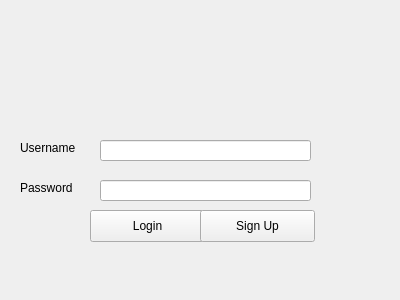
The window that portal/src/loginpane.ui (zfrye06/Loque) describes before a commit, drawn with Qt 5.
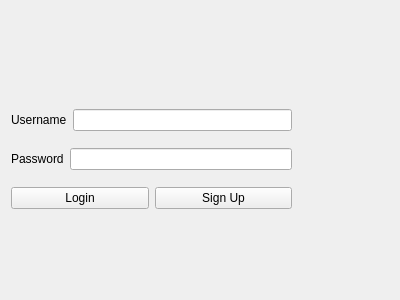
The same window after the commit.

Commit message: Fixed error message display and added color.

What changed in the file:
```diff
--- a/portal/src/loginpane.ui
+++ b/portal/src/loginpane.ui
@@ -16,93 +16,86 @@
   <property name="inputMethodHints">
    <set>Qt::ImhHiddenText</set>
   </property>
-  <widget class="QLineEdit" name="usernameField">
+  <widget class="QWidget" name="">
    <property name="geometry">
     <rect>
-     <x>100</x>
-     <y>140</y>
-     <width>211</width>
-     <height>21</height>
+     <x>11</x>
+     <y>81</y>
+     <width>281</width>
+     <height>141</height>
     </rect>
    </property>
-  </widget>
-  <widget class="QLineEdit" name="passwordField">
-   <property name="geometry">
-    <rect>
-     <x>100</x>
-     <y>180</y>
-     <width>211</width>
-     <height>21</height>
-    </rect>
-   </property>
-   <property name="echoMode">
-    <enum>QLineEdit::Password</enum>
-   </property>
-  </widget>
+   <layout class="QVBoxLayout" name="verticalLayout">
+    <item>
+     <widget class="QLabel" name="errorLabel">
+      <property name="sizePolicy">
+       <sizepolicy hsizetype="Maximum" vsizetype="Maximum">
+        <horstretch>0</horstretch>
+        <verstretch>0</verstretch>
+       </sizepolicy>
+      </property>
+      <property name="maximumSize">
+       <size>
+        <width>0</width>
+        <height>0</height>
+       </size>
+      </property>
+      <property name="text">
+       <string/>
+      </property>
+     </widget>
+    </item>
+    <item>
+     <layout class="QHBoxLayout" name="horizontalLayout">
+      <item>
   <widget class="QLabel" name="usernameLabel">
-   <property name="geometry">
-    <rect>
-     <x>20</x>
-     <y>140</y>
-     <width>71</width>
-     <height>16</height>
-    </rect>
-   </property>
    <property name="text">
     <string>Username</string>
    </property>
   </widget>
+      </item>
+      <item>
+       <widget class="QLineEdit" name="usernameField"/>
+      </item>
+     </layout>
+    </item>
+    <item>
+     <layout class="QHBoxLayout" name="horizontalLayout_2">
+      <item>
   <widget class="QLabel" name="passwordLabel">
-   <property name="geometry">
-    <rect>
-     <x>20</x>
-     <y>180</y>
-     <width>59</width>
-     <height>16</height>
-    </rect>
-   </property>
    <property name="text">
     <string>Password</string>
    </property>
   </widget>
+      </item>
+      <item>
+       <widget class="QLineEdit" name="passwordField">
+        <property name="echoMode">
+         <enum>QLineEdit::Password</enum>
+        </property>
+       </widget>
+      </item>
+     </layout>
+    </item>
+    <item>
+     <layout class="QHBoxLayout" name="horizontalLayout_3">
+      <item>
   <widget class="QPushButton" name="loginButton">
-   <property name="geometry">
-    <rect>
-     <x>90</x>
-     <y>210</y>
-     <width>115</width>
-     <height>32</height>
-    </rect>
-   </property>
    <property name="text">
     <string>Login</string>
    </property>
   </widget>
+      </item>
+      <item>
   <widget class="QPushButton" name="signupButton">
-   <property name="geometry">
-    <rect>
-     <x>200</x>
-     <y>210</y>
-     <width>115</width>
-     <height>32</height>
-    </rect>
-   </property>
    <property name="text">
     <string>Sign Up</string>
    </property>
   </widget>
-  <widget class="QLabel" name="errorLabel">
-   <property name="geometry">
-    <rect>
-     <x>170</x>
-     <y>250</y>
-     <width>59</width>
-     <height>16</height>
-    </rect>
-   </property>
-   <property name="text">
-    <string/>
-   </property>
+      </item>
+     </layout>
+    </item>
+   </layout>
   </widget>
  </widget>
  <resources/>
```
Lines whose indentation alone changed are shown as unchanged. The commit also changes 2 other files.
